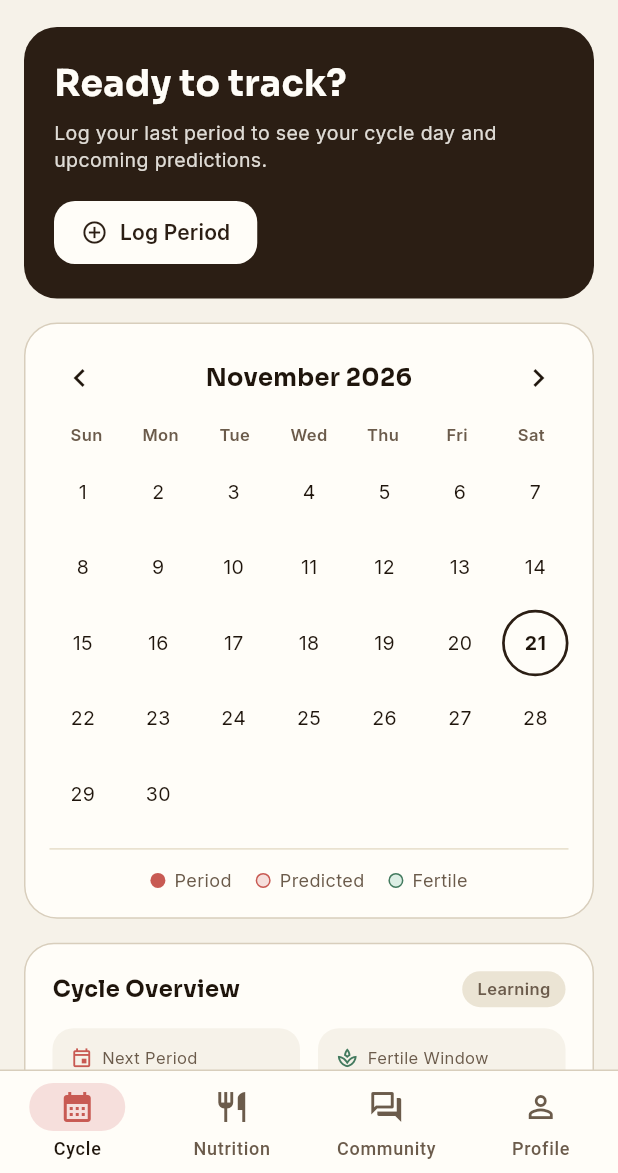
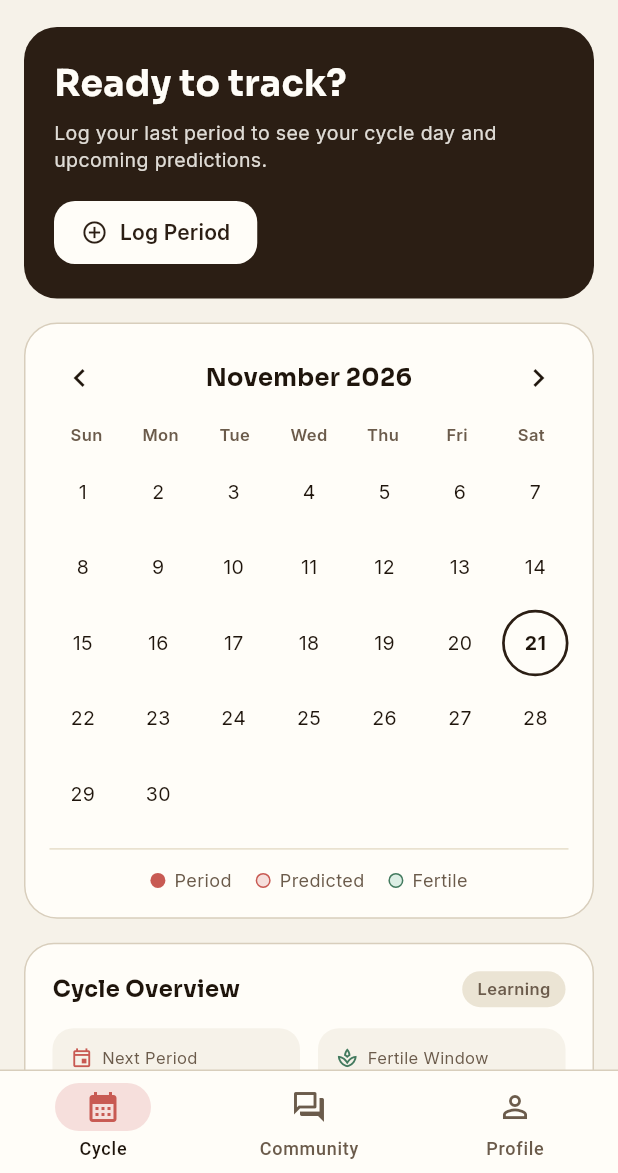
Before and after one commit to IshwarPatro/TTOD, a Flutter app: the AppMainShell screen opened directly, on a phone screen of 412 x 824 dp, the part 63-1236 px from its top. Run offline on Flutter 3.47's test engine with Material 3 defaults, Android fonts, the phone set to English and light mode, and no system bars; our stand-ins replace cloud_firestore, equatable, firebase_auth, firebase_core, flutter_bloc, fpdart and 4 more; missing offline and left inert: purchases_flutter; accounts and stored records are empty.

Commit message:
Remove Nutrition tab from navigation

```diff
--- a/lib/main.dart
+++ b/lib/main.dart
@@ -17,7 +17,6 @@ import 'features/auth/presentation/pages/sign_in_screen.dart';
 import 'features/community/data/repositories/firestore_community_repository.dart';
 import 'features/community/presentation/pages/community_tab.dart';
 import 'features/hydration/presentation/bloc/hydration_bloc.dart';
-import 'features/nutrients/presentation/pages/nutrients_tab.dart';
 import 'features/period_tracker/data/datasources/period_local_datasource.dart';
 import 'features/period_tracker/data/models/cycle_model.dart';
 import 'features/period_tracker/data/models/daily_log_model.dart';
@@ -266,14 +265,12 @@ class _AppMainShellState extends State<AppMainShell> {
 
   static const List<String> _titles = [
     "Cycle",
-    "Nutrition",
     "Community",
     "Profile",
   ];
 
   static const List<Widget> _tabs = [
     PeriodTrackerTab(),
-    NutrientsTab(),
     CommunityTab(),
     ProfileTab(),
   ];
@@ -347,11 +344,6 @@ class _AppMainShellState extends State<AppMainShell> {
               label: "Cycle",
             ),
             NavigationDestination(
-              icon: Icon(Icons.restaurant_outlined, color: AppColors.onSurfaceVariant),
-              selectedIcon: Icon(Icons.restaurant, color: AppColors.periodRose),
-              label: "Nutrition",
-            ),
-            NavigationDestination(
               icon: Icon(Icons.forum_outlined, color: AppColors.onSurfaceVariant),
               selectedIcon: Icon(Icons.forum, color: AppColors.periodRose),
               label: "Community",
```
Also changed, not shown: 1 other file.
